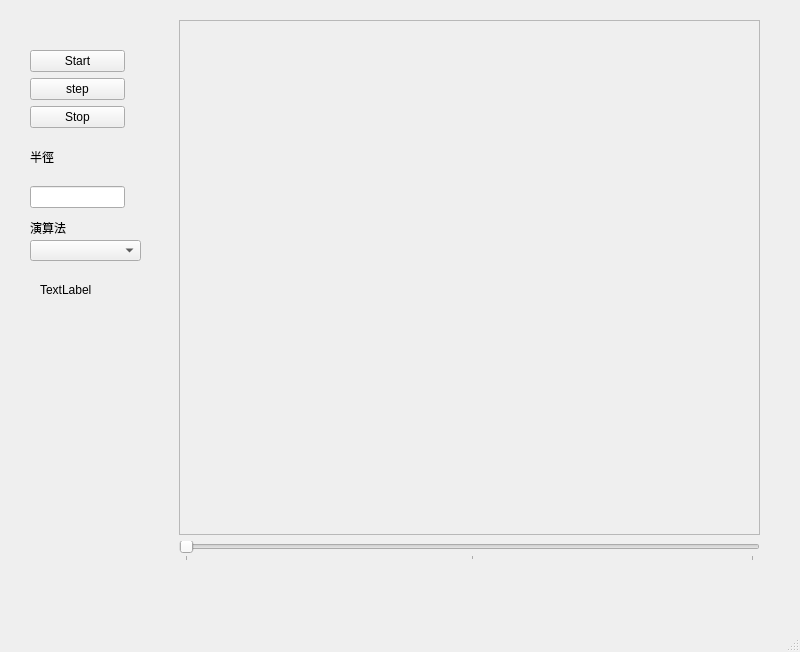
This is mainwindow.ui in markscat/draw_circle as Qt 5 draws it before an edit. The edited form follows.
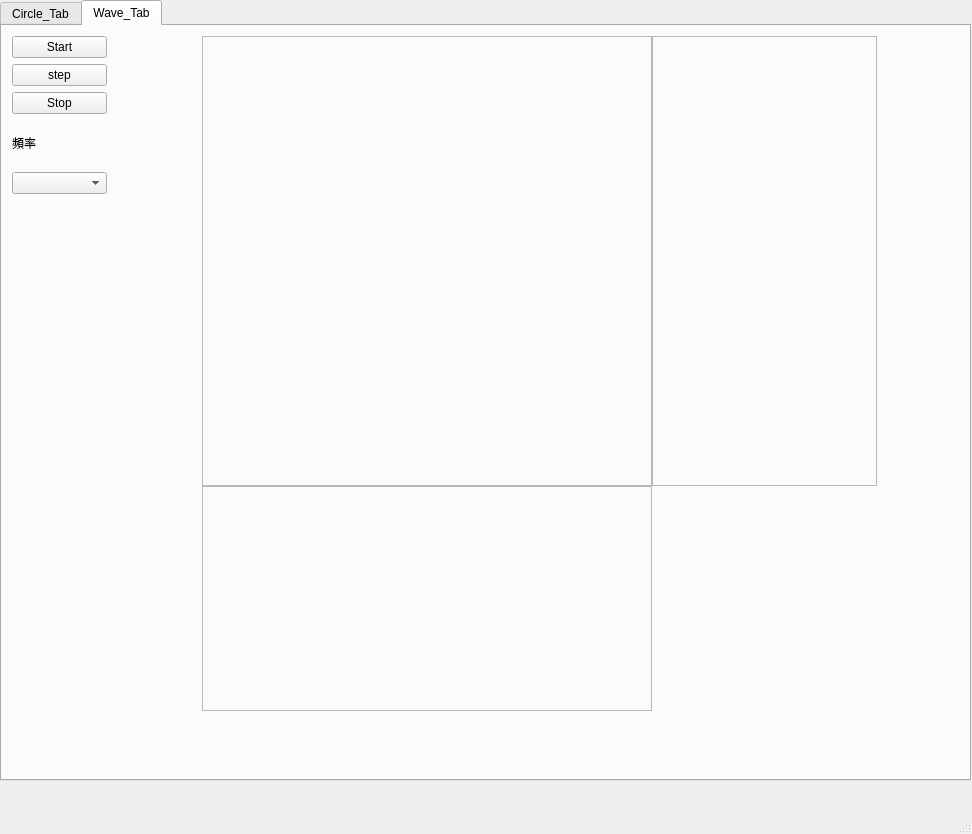
This is the edited form. Custom widgets are drawn as their Qt base class.

```diff
--- a/mainwindow.ui
+++ b/mainwindow.ui
@@ -6,28 +6,77 @@
    <rect>
     <x>0</x>
     <y>0</y>
-    <width>800</width>
-    <height>652</height>
+    <width>972</width>
+    <height>834</height>
    </rect>
   </property>
   <property name="windowTitle">
    <string>MainWindow</string>
   </property>
   <widget class="QWidget" name="centralwidget">
-   <widget class="QComboBox" name="Algorithm_comboBox">
+   <widget class="QTabWidget" name="Circle_tabWidget">
     <property name="geometry">
      <rect>
-      <x>30</x>
-      <y>240</y>
-      <width>111</width>
-      <height>21</height>
+      <x>0</x>
+      <y>0</y>
+      <width>971</width>
+      <height>781</height>
      </rect>
     </property>
+    <property name="currentIndex">
+     <number>1</number>
+    </property>
+    <widget class="QWidget" name="Circle_tab">
+     <attribute name="title">
+      <string>Circle_Tab</string>
+     </attribute>
+     <widget class="QWidget" name="layoutWidget">
+      <property name="geometry">
+       <rect>
+        <x>20</x>
+        <y>50</y>
+        <width>95</width>
+        <height>158</height>
+       </rect>
+      </property>
+      <layout class="QVBoxLayout" name="verticalLayout_2">
+       <item>
+        <widget class="QPushButton" name="Start_pushButton_2">
+         <property name="text">
+          <string>Start</string>
+         </property>
+        </widget>
+       </item>
+       <item>
+        <widget class="QPushButton" name="step_pushButton">
+         <property name="text">
+          <string>step</string>
+         </property>
+        </widget>
+       </item>
+       <item>
+        <widget class="QPushButton" name="Stop_pushButton">
+         <property name="text">
+          <string>Stop</string>
+         </property>
+        </widget>
+       </item>
+       <item>
+        <widget class="QLabel" name="label">
+         <property name="text">
+          <string>半徑</string>
+         </property>
+        </widget>
+       </item>
+       <item>
+        <widget class="QLineEdit" name="Diameter_lineEdit"/>
+       </item>
+      </layout>
    </widget>
    <widget class="QLabel" name="label_2">
     <property name="geometry">
      <rect>
-      <x>30</x>
+        <x>20</x>
       <y>220</y>
       <width>53</width>
       <height>15</height>
@@ -37,11 +86,34 @@
      <string>演算法</string>
     </property>
    </widget>
+     <widget class="QComboBox" name="Algorithm_comboBox">
+      <property name="geometry">
+       <rect>
+        <x>20</x>
+        <y>240</y>
+        <width>111</width>
+        <height>21</height>
+       </rect>
+      </property>
+     </widget>
+     <widget class="QLabel" name="Time_label">
+      <property name="geometry">
+       <rect>
+        <x>20</x>
+        <y>270</y>
+        <width>63</width>
+        <height>19</height>
+       </rect>
+      </property>
+      <property name="text">
+       <string>TextLabel</string>
+      </property>
+     </widget>
    <widget class="QWidget" name="layoutWidget">
     <property name="geometry">
      <rect>
-      <x>179</x>
-      <y>20</y>
+        <x>150</x>
+        <y>0</y>
       <width>581</width>
       <height>541</height>
      </rect>
@@ -72,61 +144,115 @@
      </item>
     </layout>
    </widget>
-   <widget class="QWidget" name="layoutWidget">
+    </widget>
+    <widget class="QWidget" name="Wave_tab">
+     <attribute name="title">
+      <string>Wave_Tab</string>
+     </attribute>
+     <widget class="QWidget" name="layoutWidget_2">
     <property name="geometry">
      <rect>
-      <x>30</x>
-      <y>50</y>
+        <x>10</x>
+        <y>10</y>
       <width>95</width>
       <height>158</height>
      </rect>
     </property>
-    <layout class="QVBoxLayout" name="verticalLayout_2">
+      <layout class="QVBoxLayout" name="verticalLayout_3">
      <item>
-      <widget class="QPushButton" name="Start_pushButton_2">
+        <widget class="QPushButton" name="Wave_Start_pushButton">
        <property name="text">
         <string>Start</string>
        </property>
       </widget>
      </item>
      <item>
-      <widget class="QPushButton" name="step_pushButton">
+        <widget class="QPushButton" name="Wave_step_pushButton">
        <property name="text">
         <string>step</string>
        </property>
       </widget>
      </item>
      <item>
-      <widget class="QPushButton" name="Stop_pushButton">
+        <widget class="QPushButton" name="Wave_Stop_pushButton">
        <property name="text">
         <string>Stop</string>
        </property>
       </widget>
      </item>
      <item>
-      <widget class="QLabel" name="label">
+        <widget class="QLabel" name="label_3">
        <property name="text">
-        <string>半徑</string>
+          <string>頻率</string>
        </property>
       </widget>
      </item>
      <item>
-      <widget class="QLineEdit" name="Diameter_lineEdit"/>
+        <widget class="QComboBox" name="Frequency_comboBox"/>
      </item>
     </layout>
    </widget>
-   <widget class="QLabel" name="Time_label">
+     <widget class="PaintFrame" name="Circle_frame">
     <property name="geometry">
      <rect>
-      <x>40</x>
-      <y>280</y>
-      <width>63</width>
-      <height>19</height>
-     </rect>
-    </property>
-    <property name="text">
-     <string>TextLabel</string>
-    </property>
+        <x>200</x>
+        <y>10</y>
+        <width>450</width>
+        <height>450</height>
+       </rect>
+      </property>
+      <property name="frameShape">
+       <enum>QFrame::Shape::StyledPanel</enum>
+      </property>
+      <property name="frameShadow">
+       <enum>QFrame::Shadow::Raised</enum>
+      </property>
+     </widget>
+     <widget class="PaintFrame" name="Sin_frame">
+      <property name="geometry">
+       <rect>
+        <x>650</x>
+        <y>10</y>
+        <width>225</width>
+        <height>450</height>
+       </rect>
+      </property>
+      <property name="sizePolicy">
+       <sizepolicy hsizetype="Preferred" vsizetype="Expanding">
+        <horstretch>0</horstretch>
+        <verstretch>0</verstretch>
+       </sizepolicy>
+      </property>
+      <property name="frameShape">
+       <enum>QFrame::Shape::StyledPanel</enum>
+      </property>
+      <property name="frameShadow">
+       <enum>QFrame::Shadow::Raised</enum>
+      </property>
+     </widget>
+     <widget class="PaintFrame" name="cos_frame">
+      <property name="geometry">
+       <rect>
+        <x>200</x>
+        <y>460</y>
+        <width>450</width>
+        <height>225</height>
+       </rect>
+      </property>
+      <property name="sizePolicy">
+       <sizepolicy hsizetype="Expanding" vsizetype="Preferred">
+        <horstretch>0</horstretch>
+        <verstretch>0</verstretch>
+       </sizepolicy>
+      </property>
+      <property name="frameShape">
+       <enum>QFrame::Shape::StyledPanel</enum>
+      </property>
+      <property name="frameShadow">
+       <enum>QFrame::Shadow::Raised</enum>
+      </property>
+     </widget>
+    </widget>
    </widget>
   </widget>
   <widget class="QMenuBar" name="menubar">
```
Left out of the diff: 2 changed lines with no effect on the pictures. Lines whose indentation alone changed are shown as unchanged.
